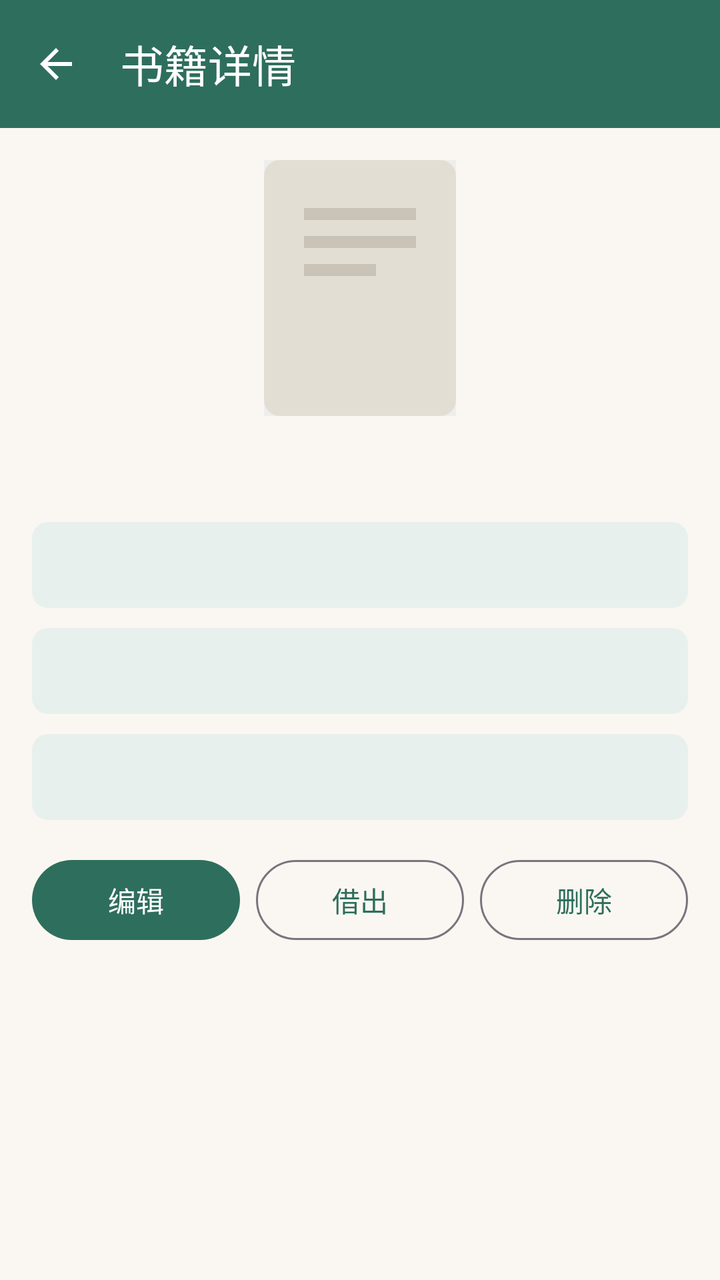
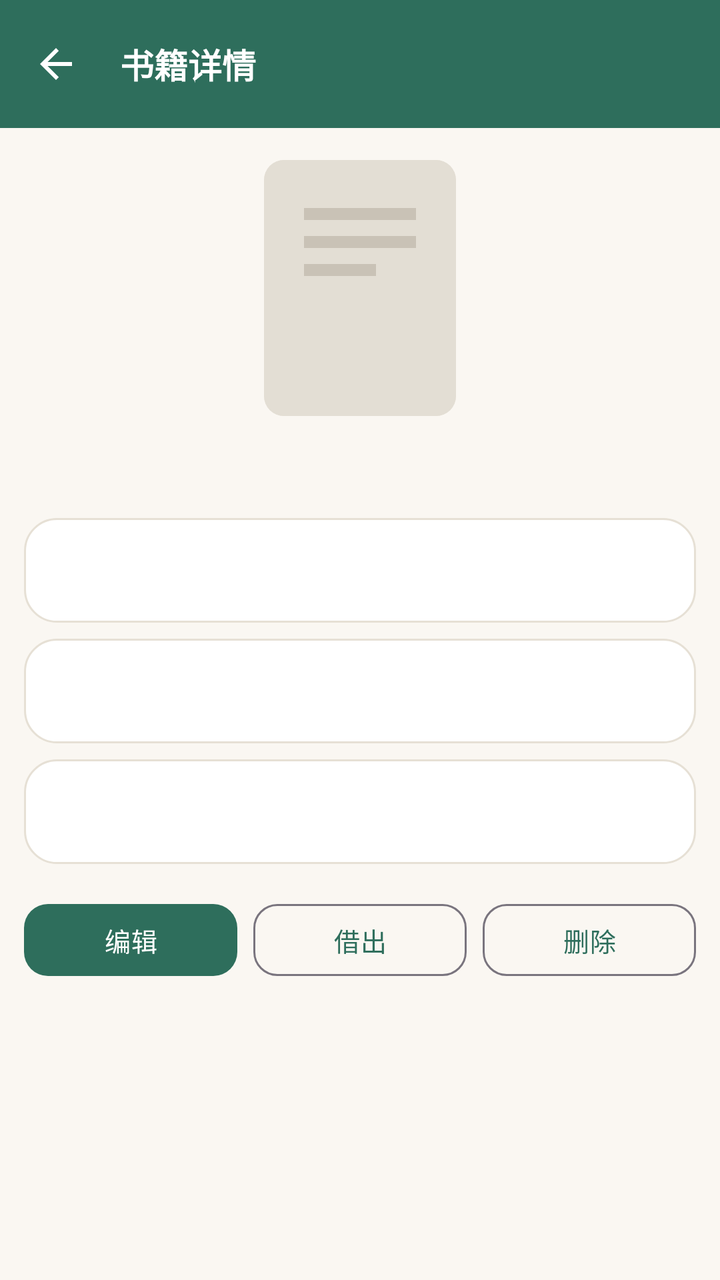

The first picture is an Android layout as it rendered before a commit; the second is the same layout after the commit. The layout source and the unified diff follow.
<!-- AndroidManifest.xml: application theme Theme.Bookshelf -->
<!-- res/layout/activity_book_detail.xml -->
<?xml version="1.0" encoding="utf-8"?>
<LinearLayout xmlns:android="http://schemas.android.com/apk/res/android"
    xmlns:app="http://schemas.android.com/apk/res-auto"
    android:layout_width="match_parent"
    android:layout_height="match_parent"
    android:orientation="vertical">

    <com.google.android.material.appbar.MaterialToolbar
        android:id="@+id/toolbar"
        android:layout_width="match_parent"
        android:layout_height="?attr/actionBarSize"
        android:background="?attr/colorPrimary"
        app:navigationIcon="@drawable/ic_back"
        app:title="书籍详情"
        app:titleTextColor="@color/white" />

    <androidx.core.widget.NestedScrollView
        android:layout_width="match_parent"
        android:layout_height="0dp"
        android:layout_weight="1">

        <LinearLayout
            android:layout_width="match_parent"
            android:layout_height="wrap_content"
            android:orientation="vertical"
            android:gravity="center_horizontal"
            android:padding="16dp">

            <ImageView
                android:id="@+id/iv_cover"
                android:layout_width="96dp"
                android:layout_height="128dp"
                android:background="#EEE"
                android:scaleType="centerCrop"
                android:src="@drawable/ic_cover_placeholder" />

            <TextView
                android:id="@+id/tv_title"
                android:layout_width="wrap_content"
                android:layout_height="wrap_content"
                android:layout_marginTop="12dp"
                android:textSize="20sp"
                android:textStyle="bold"
                android:textColor="@color/text_main"
                android:gravity="center" />

            
            <TextView
                android:id="@+id/tv_info"
                android:layout_width="match_parent"
                android:layout_height="wrap_content"
                android:layout_marginTop="14dp"
                android:background="@drawable/bg_chip"
                android:padding="12dp"
                android:textSize="14sp"
                android:lineSpacingMultiplier="1.5"
                android:textColor="@color/text_main" />

            
            <TextView
                android:id="@+id/tv_core"
                android:layout_width="match_parent"
                android:layout_height="wrap_content"
                android:layout_marginTop="10dp"
                android:background="@drawable/bg_chip"
                android:padding="12dp"
                android:textSize="14sp"
                android:lineSpacingMultiplier="1.5"
                android:textColor="@color/text_main" />

            
            <TextView
                android:id="@+id/tv_manage"
                android:layout_width="match_parent"
                android:layout_height="wrap_content"
                android:layout_marginTop="10dp"
                android:background="@drawable/bg_chip"
                android:padding="12dp"
                android:textSize="14sp"
                android:lineSpacingMultiplier="1.5"
                android:textColor="@color/text_main" />

            
            <TextView
                android:id="@+id/tv_manage_lend_note"
                android:layout_width="match_parent"
                android:layout_height="wrap_content"
                android:layout_marginTop="6dp"
                android:background="@drawable/bg_chip"
                android:foreground="?attr/selectableItemBackground"
                android:clickable="true"
                android:focusable="true"
                android:padding="12dp"
                android:textSize="14sp"
                android:lineSpacingMultiplier="1.5"
                android:textColor="@color/text_main"
                android:visibility="gone" />

            
            <TextView
                android:id="@+id/row_manage_lend_note_images"
                android:layout_width="match_parent"
                android:layout_height="wrap_content"
                android:layout_marginTop="6dp"
                android:background="@drawable/bg_chip"
                android:foreground="?attr/selectableItemBackground"
                android:clickable="true"
                android:focusable="true"
                android:padding="12dp"
                android:text="借出备注图片"
                android:textSize="14sp"
                android:textColor="?attr/colorPrimary"
                android:visibility="gone" />

            <LinearLayout
                android:id="@+id/container_manage_lend_note_images"
                android:layout_width="match_parent"
                android:layout_height="wrap_content"
                android:layout_marginTop="4dp"
                android:orientation="vertical"
                android:visibility="gone" />

            
            <TextView
                android:id="@+id/tv_note"
                android:layout_width="match_parent"
                android:layout_height="wrap_content"
                android:layout_marginTop="10dp"
                android:background="@drawable/bg_chip"
                android:padding="12dp"
                android:textSize="14sp"
                android:lineSpacingMultiplier="1.5"
                android:textColor="@color/text_main"
                android:maxLines="3"
                android:ellipsize="end"
                android:visibility="gone" />

            
            <TextView
                android:id="@+id/row_note_images"
                android:layout_width="match_parent"
                android:layout_height="wrap_content"
                android:layout_marginTop="6dp"
                android:background="@drawable/bg_chip"
                android:foreground="?attr/selectableItemBackground"
                android:clickable="true"
                android:focusable="true"
                android:padding="12dp"
                android:text="备注图片"
                android:textSize="14sp"
                android:textColor="?attr/colorPrimary"
                android:visibility="gone" />

            <LinearLayout
                android:id="@+id/container_note_images"
                android:layout_width="match_parent"
                android:layout_height="wrap_content"
                android:layout_marginTop="4dp"
                android:orientation="vertical"
                android:visibility="gone" />

            
            <LinearLayout
                android:id="@+id/container_copies"
                android:layout_width="match_parent"
                android:layout_height="wrap_content"
                android:layout_marginTop="6dp"
                android:background="@drawable/bg_chip"
                android:orientation="vertical"
                android:padding="12dp"
                android:visibility="gone" />

            
            <TextView
                android:id="@+id/row_borrow_history"
                android:layout_width="match_parent"
                android:layout_height="wrap_content"
                android:layout_marginTop="10dp"
                android:background="@drawable/bg_chip"
                android:foreground="?attr/selectableItemBackground"
                android:clickable="true"
                android:focusable="true"
                android:padding="12dp"
                android:text="借出记录 ›"
                android:textSize="14sp"
                android:textColor="?attr/colorPrimary"
                android:visibility="gone" />

            
            <TextView
                android:id="@+id/tv_tags_label"
                android:layout_width="wrap_content"
                android:layout_height="wrap_content"
                android:layout_marginTop="12dp"
                android:text="标签"
                android:textStyle="bold"
                android:textColor="?attr/colorPrimary"
                android:visibility="gone" />

            <com.google.android.material.chip.ChipGroup
                android:id="@+id/chip_group_tags"
                android:layout_width="match_parent"
                android:layout_height="wrap_content"
                android:layout_marginTop="4dp"
                app:chipSpacingHorizontal="8dp"
                app:singleLine="false"
                android:visibility="gone" />

            
            <TextView
                android:id="@+id/tv_summary"
                android:layout_width="match_parent"
                android:layout_height="wrap_content"
                android:layout_marginTop="10dp"
                android:textSize="13sp"
                android:lineSpacingMultiplier="1.4"
                android:textColor="@color/text_sub"
                android:visibility="gone" />

            
            <LinearLayout
                android:layout_width="match_parent"
                android:layout_height="wrap_content"
                android:layout_marginTop="16dp"
                android:layout_marginBottom="24dp"
                android:orientation="horizontal">

                <com.google.android.material.button.MaterialButton
                    android:id="@+id/btn_edit"
                    android:layout_width="0dp"
                    android:layout_height="wrap_content"
                    android:layout_weight="1"
                    android:text="@string/action_edit" />

                <com.google.android.material.button.MaterialButton
                    android:id="@+id/btn_lend"
                    android:layout_width="0dp"
                    android:layout_height="wrap_content"
                    android:layout_weight="1"
                    android:layout_marginStart="8dp"
                    android:text="借出"
                    style="@style/Widget.Material3.Button.OutlinedButton" />

                <com.google.android.material.button.MaterialButton
                    android:id="@+id/btn_delete"
                    android:layout_width="0dp"
                    android:layout_height="wrap_content"
                    android:layout_weight="1"
                    android:layout_marginStart="8dp"
                    android:text="@string/action_delete"
                    style="@style/Widget.Material3.Button.OutlinedButton" />
            </LinearLayout>
        </LinearLayout>
    </androidx.core.widget.NestedScrollView>
</LinearLayout>
<!-- resources referenced by this layout -->
<resources>
  <!-- drawable bg_chip (drawable) -->
  <?xml version="1.0" encoding="utf-8"?>
  <shape xmlns:android="http://schemas.android.com/apk/res/android" android:shape="rectangle">
      <solid android:color="@color/chip_bg" />
      <corners android:radius="8dp" />
  </shape>
  <style name="Theme.Bookshelf" parent="Theme.Material3.Light.NoActionBar">
          <item name="colorPrimary">@color/primary</item>
          <item name="colorPrimaryVariant">@color/primary_dark</item>
          <item name="colorSecondary">@color/accent</item>
          <item name="android:colorBackground">@color/bg_page</item>
          <item name="android:statusBarColor">@color/primary_dark</item>
          
          <item name="chip_bg">@color/chip_bg</item>
      </style>
  <!-- unchanged entries left out for length: 12 -->
</resources>

<!-- the commit's change to res/layout/activity_book_detail.xml (unified diff, before → after) -->
@@ -7,30 +7,43 @@
 
     <com.google.android.material.appbar.MaterialToolbar
         android:id="@+id/toolbar"
+        style="@style/Widget.Bookshelf.Toolbar"
         android:layout_width="match_parent"
         android:layout_height="?attr/actionBarSize"
-        android:background="?attr/colorPrimary"
         app:navigationIcon="@drawable/ic_back"
-        app:title="书籍详情"
-        app:titleTextColor="@color/white" />
+        app:title="书籍详情" />
 
     <androidx.core.widget.NestedScrollView
         android:layout_width="match_parent"
         android:layout_height="0dp"
         android:layout_weight="1">
 
-        <LinearLayout
+                <androidx.constraintlayout.widget.ConstraintLayout
             android:layout_width="match_parent"
+            android:layout_height="wrap_content">
+
+<LinearLayout
+            android:layout_width="0dp"
             android:layout_height="wrap_content"
             android:orientation="vertical"
             android:gravity="center_horizontal"
-            android:padding="16dp">
+            android:paddingHorizontal="@dimen/page_padding"
+            android:paddingTop="@dimen/space_lg"
+            android:paddingBottom="@dimen/space_xl"
+                    app:layout_constraintWidth_max="@dimen/content_max_width"
+                    app:layout_constraintStart_toStartOf="parent"
+                    app:layout_constraintEnd_toEndOf="parent"
+                    app:layout_constraintHorizontal_bias="0.5"
+                    app:layout_constraintTop_toTopOf="parent"
+                    app:layout_constraintBottom_toBottomOf="parent"
+                >
 
             <ImageView
                 android:id="@+id/iv_cover"
                 android:layout_width="96dp"
                 android:layout_height="128dp"
-                android:background="#EEE"
+                android:background="@drawable/bg_cover"
+                    android:clipToOutline="true"
                 android:scaleType="centerCrop"
                 android:src="@drawable/ic_cover_placeholder" />
 
@@ -38,10 +51,10 @@
                 android:id="@+id/tv_title"
                 android:layout_width="wrap_content"
                 android:layout_height="wrap_content"
-                android:layout_marginTop="12dp"
-                android:textSize="20sp"
+                android:layout_marginTop="@dimen/space_md"
+                android:textSize="@dimen/text_title"
                 android:textStyle="bold"
-                android:textColor="@color/text_main"
+                android:textColor="?attr/on_surface"
                 android:gravity="center" />
 
             
@@ -49,51 +62,51 @@
                 android:id="@+id/tv_info"
                 android:layout_width="match_parent"
                 android:layout_height="wrap_content"
-                android:layout_marginTop="14dp"
-                android:background="@drawable/bg_chip"
-                android:padding="12dp"
-                android:textSize="14sp"
-                android:lineSpacingMultiplier="1.5"
-                android:textColor="@color/text_main" />
+                android:layout_marginTop="@dimen/space_md"
+                android:background="@drawable/bg_card"
+                android:padding="@dimen/space_lg"
+                android:textSize="@dimen/text_body"
+                android:lineSpacingMultiplier="1.6"
+                android:textColor="?attr/on_surface" />
 
             
             <TextView
                 android:id="@+id/tv_core"
                 android:layout_width="match_parent"
                 android:layout_height="wrap_content"
-                android:layout_marginTop="10dp"
-                android:background="@drawable/bg_chip"
-                android:padding="12dp"
-                android:textSize="14sp"
-                android:lineSpacingMultiplier="1.5"
-                android:textColor="@color/text_main" />
+                android:layout_marginTop="@dimen/space_sm"
+                android:background="@drawable/bg_card"
+                android:padding="@dimen/space_lg"
+                android:textSize="@dimen/text_body"
+                android:lineSpacingMultiplier="1.6"
+                android:textColor="?attr/on_surface" />
 
             
             <TextView
                 android:id="@+id/tv_manage"
                 android:layout_width="match_parent"
                 android:layout_height="wrap_content"
-                android:layout_marginTop="10dp"
-                android:background="@drawable/bg_chip"
-                android:padding="12dp"
-                android:textSize="14sp"
-                android:lineSpacingMultiplier="1.5"
-                android:textColor="@color/text_main" />
+                android:layout_marginTop="@dimen/space_sm"
+                android:background="@drawable/bg_card"
+                android:padding="@dimen/space_lg"
+                android:textSize="@dimen/text_body"
+                android:lineSpacingMultiplier="1.6"
+                android:textColor="?attr/on_surface" />
 
             
             <TextView
                 android:id="@+id/tv_manage_lend_note"
                 android:layout_width="match_parent"
                 android:layout_height="wrap_content"
-                android:layout_marginTop="6dp"
-                android:background="@drawable/bg_chip"
-                android:foreground="?attr/selectableItemBackground"
-                android:clickable="true"
-                android:focusable="true"
-                android:padding="12dp"
-                android:textSize="14sp"
-                android:lineSpacingMultiplier="1.5"
-                android:textColor="@color/text_main"
+                android:layout_marginTop="@dimen/space_xs"
+                android:background="@drawable/bg_card"
+                android:foreground="?attr/selectableItemBackground"
+                android:clickable="true"
+                android:focusable="true"
+                android:padding="@dimen/space_lg"
+                android:textSize="@dimen/text_body"
+                android:lineSpacingMultiplier="1.6"
+                android:textColor="?attr/on_surface"
                 android:visibility="gone" />
 
             
@@ -101,15 +114,15 @@
                 android:id="@+id/row_manage_lend_note_images"
                 android:layout_width="match_parent"
                 android:layout_height="wrap_content"
-                android:layout_marginTop="6dp"
-                android:background="@drawable/bg_chip"
-                android:foreground="?attr/selectableItemBackground"
-                android:clickable="true"
-                android:focusable="true"
-                android:padding="12dp"
+                android:layout_marginTop="@dimen/space_xs"
+                android:background="@drawable/bg_card"
+                android:foreground="?attr/selectableItemBackground"
+                android:clickable="true"
+                android:focusable="true"
+                android:padding="@dimen/space_lg"
                 android:text="借出备注图片"
-                android:textSize="14sp"
-                android:textColor="?attr/colorPrimary"
+                android:textSize="@dimen/text_body"
+                android:textColor="?attr/on_primary_container"
                 android:visibility="gone" />
 
             <LinearLayout
@@ -125,12 +138,12 @@
                 android:id="@+id/tv_note"
                 android:layout_width="match_parent"
                 android:layout_height="wrap_content"
-                android:layout_marginTop="10dp"
-                android:background="@drawable/bg_chip"
-                android:padding="12dp"
-                android:textSize="14sp"
-                android:lineSpacingMultiplier="1.5"
-                android:textColor="@color/text_main"
+                android:layout_marginTop="@dimen/space_sm"
+                android:background="@drawable/bg_card"
+                android:padding="@dimen/space_lg"
+                android:textSize="@dimen/text_body"
+                android:lineSpacingMultiplier="1.6"
+                android:textColor="?attr/on_surface"
                 android:maxLines="3"
                 android:ellipsize="end"
                 android:visibility="gone" />
@@ -140,15 +153,15 @@
                 android:id="@+id/row_note_images"
                 android:layout_width="match_parent"
                 android:layout_height="wrap_content"
-                android:layout_marginTop="6dp"
-                android:background="@drawable/bg_chip"
-                android:foreground="?attr/selectableItemBackground"
-                android:clickable="true"
-                android:focusable="true"
-                android:padding="12dp"
+                android:layout_marginTop="@dimen/space_xs"
+                android:background="@drawable/bg_card"
+                android:foreground="?attr/selectableItemBackground"
+                android:clickable="true"
+                android:focusable="true"
+                android:padding="@dimen/space_lg"
                 android:text="备注图片"
-                android:textSize="14sp"
-                android:textColor="?attr/colorPrimary"
+                android:textSize="@dimen/text_body"
+                android:textColor="?attr/on_primary_container"
                 android:visibility="gone" />
 
             <LinearLayout
@@ -164,10 +177,10 @@
                 android:id="@+id/container_copies"
                 android:layout_width="match_parent"
                 android:layout_height="wrap_content"
-                android:layout_marginTop="6dp"
-                android:background="@drawable/bg_chip"
+                android:layout_marginTop="@dimen/space_xs"
+                android:background="@drawable/bg_card"
                 android:orientation="vertical"
-                android:padding="12dp"
+                android:padding="@dimen/space_lg"
                 android:visibility="gone" />
 
             
@@ -175,15 +188,15 @@
                 android:id="@+id/row_borrow_history"
                 android:layout_width="match_parent"
                 android:layout_height="wrap_content"
-                android:layout_marginTop="10dp"
-                android:background="@drawable/bg_chip"
-                android:foreground="?attr/selectableItemBackground"
-                android:clickable="true"
-                android:focusable="true"
-                android:padding="12dp"
+                android:layout_marginTop="@dimen/space_sm"
+                android:background="@drawable/bg_card"
+                android:foreground="?attr/selectableItemBackground"
+                android:clickable="true"
+                android:focusable="true"
+                android:padding="@dimen/space_lg"
                 android:text="借出记录 ›"
-                android:textSize="14sp"
-                android:textColor="?attr/colorPrimary"
+                android:textSize="@dimen/text_body"
+                android:textColor="?attr/on_primary_container"
                 android:visibility="gone" />
 
             
@@ -191,10 +204,10 @@
                 android:id="@+id/tv_tags_label"
                 android:layout_width="wrap_content"
                 android:layout_height="wrap_content"
-                android:layout_marginTop="12dp"
+                android:layout_marginTop="@dimen/space_md"
                 android:text="标签"
                 android:textStyle="bold"
-                android:textColor="?attr/colorPrimary"
+                android:textColor="?attr/on_primary_container"
                 android:visibility="gone" />
 
             <com.google.android.material.chip.ChipGroup
@@ -211,10 +224,10 @@
                 android:id="@+id/tv_summary"
                 android:layout_width="match_parent"
                 android:layout_height="wrap_content"
-                android:layout_marginTop="10dp"
-                android:textSize="13sp"
+                android:layout_marginTop="@dimen/space_sm"
+                android:textSize="@dimen/text_body_small"
                 android:lineSpacingMultiplier="1.4"
-                android:textColor="@color/text_sub"
+                android:textColor="?attr/on_surface_variant"
                 android:visibility="gone" />
 
             
@@ -222,7 +235,7 @@
                 android:layout_width="match_parent"
                 android:layout_height="wrap_content"
                 android:layout_marginTop="16dp"
-                android:layout_marginBottom="24dp"
+                android:layout_marginBottom="@dimen/space_xl"
                 android:orientation="horizontal">
 
                 <com.google.android.material.button.MaterialButton
@@ -239,7 +252,7 @@
                     android:layout_weight="1"
                     android:layout_marginStart="8dp"
                     android:text="借出"
-                    style="@style/Widget.Material3.Button.OutlinedButton" />
+                    style="@style/Widget.Bookshelf.Button.Outlined" />
 
                 <com.google.android.material.button.MaterialButton
                     android:id="@+id/btn_delete"
@@ -248,8 +261,9 @@
                     android:layout_weight="1"
                     android:layout_marginStart="8dp"
                     android:text="@string/action_delete"
-                    style="@style/Widget.Material3.Button.OutlinedButton" />
+                    style="@style/Widget.Bookshelf.Button.Outlined" />
             </LinearLayout>
         </LinearLayout>
+        </androidx.constraintlayout.widget.ConstraintLayout>
     </androidx.core.widget.NestedScrollView>
 </LinearLayout>
<!-- resource entries referenced after the edit -->
@@ -1,19 +1,111 @@
 <!-- resources referenced by this layout -->
 <resources>
-  <!-- drawable bg_chip (drawable) -->
+  <dimen name="content_max_width">9999dp</dimen>
+  <dimen name="page_padding">12dp</dimen>
+  <dimen name="space_lg">16dp</dimen>
+  <dimen name="space_md">12dp</dimen>
+  <dimen name="space_sm">8dp</dimen>
+  <dimen name="space_xl">20dp</dimen>
+  <dimen name="space_xs">4dp</dimen>
+  <dimen name="text_body">15sp</dimen>
+  <dimen name="text_body_small">13sp</dimen>
+  <dimen name="text_title">20sp</dimen>
+  <!-- drawable bg_card (drawable) -->
   <?xml version="1.0" encoding="utf-8"?>
   <shape xmlns:android="http://schemas.android.com/apk/res/android" android:shape="rectangle">
-      <solid android:color="@color/chip_bg" />
-      <corners android:radius="8dp" />
+      <solid android:color="?attr/surface" />
+      <stroke android:width="1dp" android:color="?attr/outline" />
+      <corners android:radius="@dimen/card_corner" />
   </shape>
-  <style name="Theme.Bookshelf" parent="Theme.Material3.Light.NoActionBar">
+  <!-- drawable bg_cover (drawable) -->
+  <?xml version="1.0" encoding="utf-8"?>
+  <shape xmlns:android="http://schemas.android.com/apk/res/android" android:shape="rectangle">
+      <solid android:color="@color/cover_placeholder_bg" />
+      <corners android:radius="10dp" />
+  </shape>
+  <style name="Widget.Bookshelf.Button.Outlined" parent="Widget.Material3.Button.OutlinedButton">
+          <item name="shapeAppearance">@style/ShapeAppearance.Bookshelf.Medium</item>
+          <item name="android:textSize">@dimen/text_body_small</item>
+          <item name="android:letterSpacing">0.02</item>
+          <item name="android:minHeight">44dp</item>
+          <item name="cornerRadius">@dimen/radius_md</item>
+      </style>
+  <style name="Widget.Bookshelf.Toolbar" parent="Widget.Material3.Toolbar">
+          <item name="android:background">?attr/colorPrimary</item>
+          <item name="titleTextColor">@color/white</item>
+          <item name="titleTextAppearance">@style/TextAppearance.Bookshelf.ToolbarTitle</item>
+          <item name="navigationIconTint">@color/white</item>
+          <item name="android:elevation">0dp</item>
+      </style>
+  <style name="Theme.Bookshelf" parent="Theme.Bookshelf.Base">
           <item name="colorPrimary">@color/primary</item>
           <item name="colorPrimaryVariant">@color/primary_dark</item>
           <item name="colorSecondary">@color/accent</item>
-          <item name="android:colorBackground">@color/bg_page</item>
-          <item name="android:statusBarColor">@color/primary_dark</item>
           
           <item name="chip_bg">@color/chip_bg</item>
+          <item name="primary_container">@color/green_container</item>
+          <item name="on_primary_container">@color/green_on_container</item>
+      </style>
+  <dimen name="card_corner">16dp</dimen>
+  <color name="cover_placeholder_bg">#E9E3D8</color>
+  <style name="ShapeAppearance.Bookshelf.Medium" parent="ShapeAppearance.Material3.Corner.Medium">
+          <item name="cornerSize">@dimen/radius_md</item>
+      </style>
+  <dimen name="radius_md">12dp</dimen>
+  <style name="TextAppearance.Bookshelf.ToolbarTitle" parent="TextAppearance.Material3.TitleLarge">
+          <item name="android:textSize">@dimen/text_headline</item>
+          <item name="android:textStyle">bold</item>
+          <item name="android:textColor">@color/white</item>
+      </style>
+  <style name="Theme.Bookshelf.Base" parent="Theme.Material3.Light.NoActionBar">
+          
+          <item name="android:colorBackground">@color/bg_page</item>
+          
+          <item name="android:statusBarColor">?attr/colorPrimary</item>
+          <item name="android:windowLightStatusBar">false</item>
+          
+          <item name="surface">@color/surface</item>
+          <item name="surface_dim">@color/surface_dim</item>
+          <item name="outline">@color/outline</item>
+          <item name="outline_strong">@color/outline_strong</item>
+          <item name="on_surface">@color/text_main</item>
+          <item name="on_surface_variant">@color/text_sub</item>
+          
+          <item name="materialButtonStyle">@style/Widget.Bookshelf.Button</item>
+          <item name="textInputStyle">@style/Widget.Bookshelf.TextField</item>
+          <item name="materialCardViewStyle">@style/Widget.Bookshelf.MaterialCard</item>
+      </style>
+  <color name="green_container">#E6F0EC</color>
+  <color name="green_on_container">#1C4A3E</color>
+  <dimen name="text_headline">17sp</dimen>
+  <color name="surface">#FFFFFF</color>
+  <color name="surface_dim">#F4F0E9</color>
+  <color name="outline">#E6E0D5</color>
+  <color name="outline_strong">#CFC5B4</color>
+  <style name="Widget.Bookshelf.Button" parent="Widget.Material3.Button">
+          <item name="shapeAppearance">@style/ShapeAppearance.Bookshelf.Medium</item>
+          <item name="android:textSize">@dimen/text_body_small</item>
+          <item name="android:letterSpacing">0.02</item>
+          <item name="android:minHeight">44dp</item>
+          <item name="cornerRadius">@dimen/radius_md</item>
+      </style>
+  <style name="Widget.Bookshelf.TextField" parent="Widget.Material3.TextInputLayout.OutlinedBox">
+          <item name="boxStrokeColor">@color/text_field_stroke</item>
+          <item name="boxStrokeWidth">1dp</item>
+          <item name="boxStrokeWidthFocused">1.5dp</item>
+          <item name="boxCornerRadiusTopStart">@dimen/radius_md</item>
+          <item name="boxCornerRadiusTopEnd">@dimen/radius_md</item>
+          <item name="boxCornerRadiusBottomStart">@dimen/radius_md</item>
+          <item name="boxCornerRadiusBottomEnd">@dimen/radius_md</item>
+          <item name="boxBackgroundColor">?attr/surface</item>
+          <item name="hintTextColor">?attr/colorPrimary</item>
+          <item name="android:textColorHint">?attr/on_surface_variant</item>
+      </style>
+  <style name="Widget.Bookshelf.MaterialCard" parent="Widget.Material3.CardView.Outlined">
+          <item name="cardCornerRadius">@dimen/card_corner</item>
+          <item name="cardElevation">0dp</item>
+          <item name="strokeColor">?attr/outline</item>
+          <item name="strokeWidth">1dp</item>
       </style>
   <!-- unchanged entries left out for length: 12 -->
 </resources>
